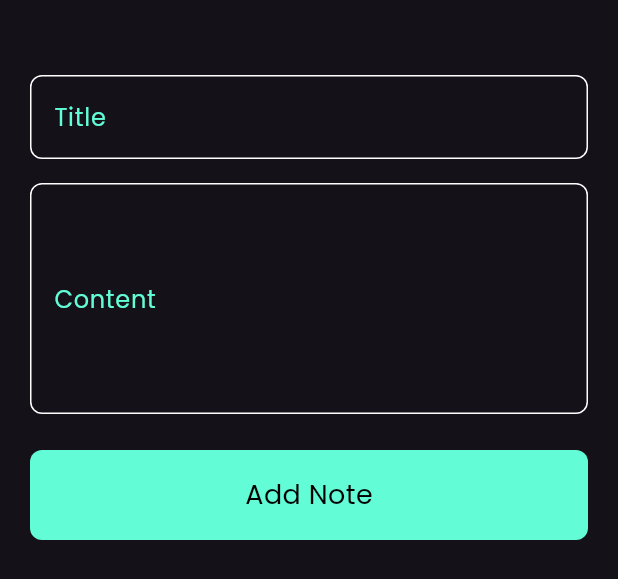
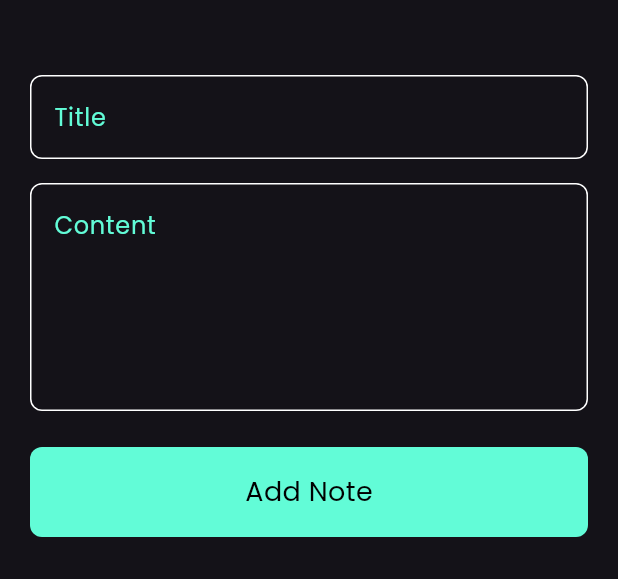
Before and after one commit to Kerolos-Morcos/Notes-App, a Flutter app: the AddNoteBottomSheet widget shown alone on an empty page, opened directly, on a phone screen of 412 x 824 dp. Shown: the top 579 px of the screen. Run offline on Flutter 3.47's test engine with Material 3 defaults, Android fonts, the phone set to English and light mode, and no system bars; our stand-ins replace font_awesome_flutter.

Commit message:
Replacing Content Padding With Max Lines To Handle Text Fields Height

```diff
--- a/lib/helper/text_field_helper.dart
+++ b/lib/helper/text_field_helper.dart
@@ -1,7 +1,7 @@
 import 'package:flutter/material.dart';
 import 'package:notes_app/constants.dart';
 
-InputDecoration inputDecoration([String? hintText, double? contentPadding]) {
+InputDecoration inputDecoration([String? hintText]) {
   return InputDecoration(
     fillColor: Colors.white,
     border: outlineInputBorder(),
@@ -9,10 +9,6 @@ InputDecoration inputDecoration([String? hintText, double? contentPadding]) {
     focusedBorder: outlineInputBorder(kPrimaryColor),
     hintText: hintText,
     hintStyle: const TextStyle(color: kPrimaryColor),
-    contentPadding: EdgeInsets.symmetric(
-      horizontal: 12,
-      vertical: contentPadding ?? 16,
-    ),
   );
 }
 
--- a/lib/widgets/add_note_bottom_sheet.dart
+++ b/lib/widgets/add_note_bottom_sheet.dart
@@ -19,7 +19,7 @@ class _AddNoteBottomSheetState extends State<AddNoteBottomSheet> {
         children: [
           CustomTextField(hintText: 'Title'),
           SizedBox(height: 16),
-          CustomTextField(hintText: 'Content', contentPadding: 65),
+          CustomTextField(hintText: 'Content', maxLines: 5,),
           SizedBox(height: 24),
           CustomButton(buttonText: 'Add Note'),
         ],
--- a/lib/widgets/custom_text_field.dart
+++ b/lib/widgets/custom_text_field.dart
@@ -4,15 +4,16 @@ import 'package:notes_app/helper/text_field_helper.dart';
 
 class CustomTextField extends StatelessWidget {
   const CustomTextField(
-      {super.key, required this.hintText, this.contentPadding});
+      {super.key, required this.hintText, this.maxLines});
   final String hintText;
-  final double? contentPadding;
+  final int? maxLines;
   @override
   Widget build(BuildContext context) {
     return TextField(
       style: TextStyle(color: Colors.grey.shade100),
-      decoration: inputDecoration(hintText, contentPadding),
+      decoration: inputDecoration(hintText),
       cursorColor: kPrimaryColor,
+      maxLines: maxLines,
     );
   }
 }
```
